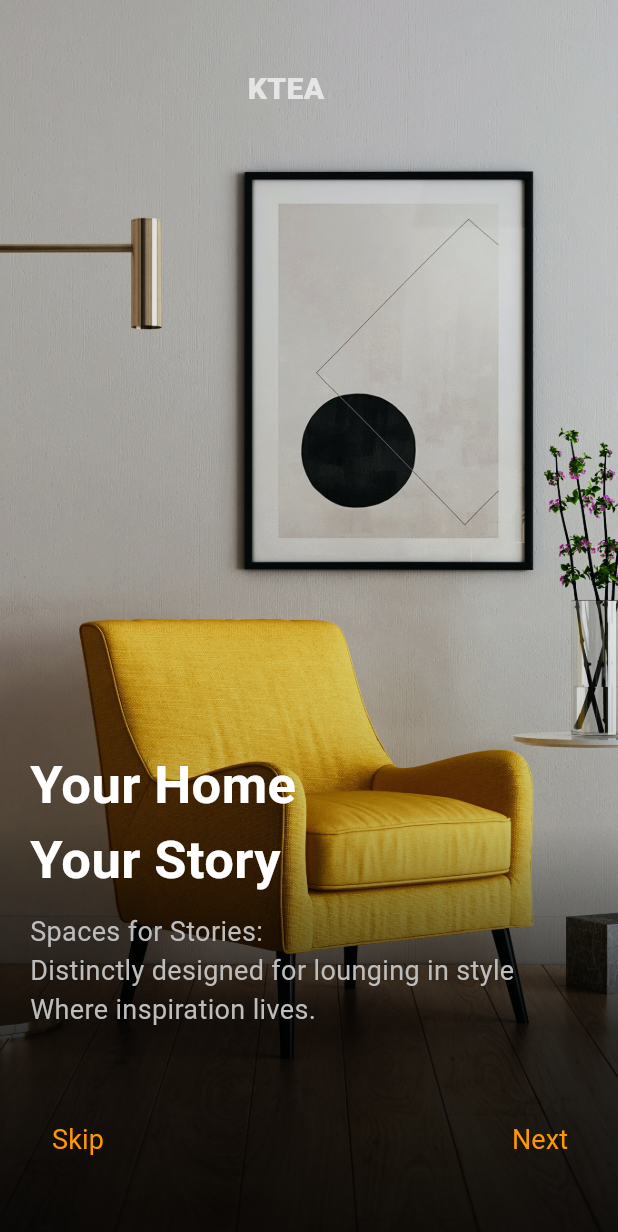
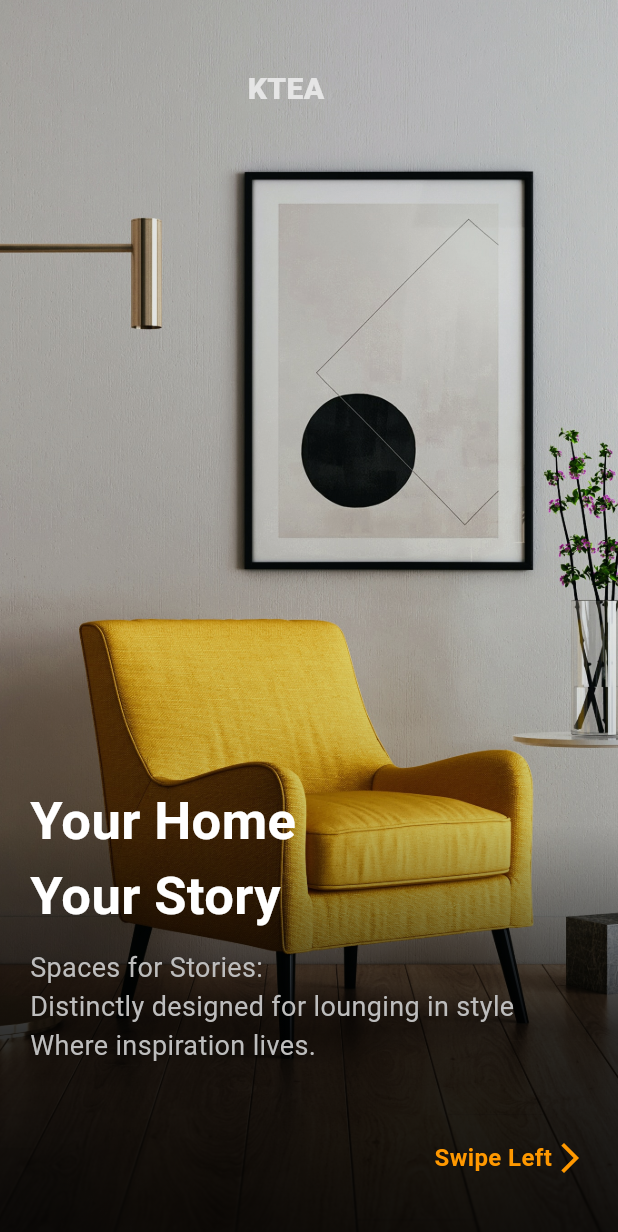
Before and after one commit to Tosin8/ktea, a Flutter app: the screen it shows after launch, on a phone screen of 412 x 824 dp. Shown: the top 1232 px of the screen. Run offline on Flutter 3.47's test engine with Material 3 defaults, Android fonts, the phone set to English and light mode, and no system bars; our stand-ins replace animate_do, firebase_core; accounts and stored records are empty.

Commit message:
Update splash.dart

```diff
--- a/lib/splash_screen/splash.dart
+++ b/lib/splash_screen/splash.dart
@@ -152,16 +152,24 @@ child: Stack (
                     ],
                   ),),):
                   Container(
-                    child: Row(
-                      mainAxisAlignment: MainAxisAlignment.spaceBetween,
+                    // child: Row(
+                    //   mainAxisAlignment: MainAxisAlignment.spaceBetween,
+                    //   children: [
+                    //     TextButton(onPressed: (){
+                    //      controller.jumpToPage(2);
+                    //     }, child: const Text('Skip',
+                    //      style: TextStyle(fontSize: 18, fontWeight: FontWeight.w400, color: Colors.orange),)),
+                    //     TextButton(onPressed: (){
+                    //       controller.nextPage(duration: Duration(milliseconds: 500), curve: Curves.easeInOut);
+                    //     }, child: const Text('Next', style: TextStyle(fontSize: 18, fontWeight: FontWeight.w400, color: Colors.orange),))
+                    //   ],
+                    // ),
+                    child: const Row(
+                      mainAxisAlignment: MainAxisAlignment.end,
                       children: [
-                        TextButton(onPressed: (){
-                         controller.jumpToPage(2);
-                        }, child: const Text('Skip',
-                         style: TextStyle(fontSize: 18, fontWeight: FontWeight.w400, color: Colors.orange),)),
-                        TextButton(onPressed: (){
-                          controller.nextPage(duration: Duration(milliseconds: 500), curve: Curves.easeInOut);
-                        }, child: const Text('Next', style: TextStyle(fontSize: 18, fontWeight: FontWeight.w400, color: Colors.orange),))
+                        Text('Swipe Left', style: TextStyle(color: Colors.orange, fontSize: 16, fontWeight: FontWeight.w600),
+                        ),
+                        Icon(Icons.arrow_forward_ios, color: Colors.orange,)
                       ],
                     ),
                   )
```
